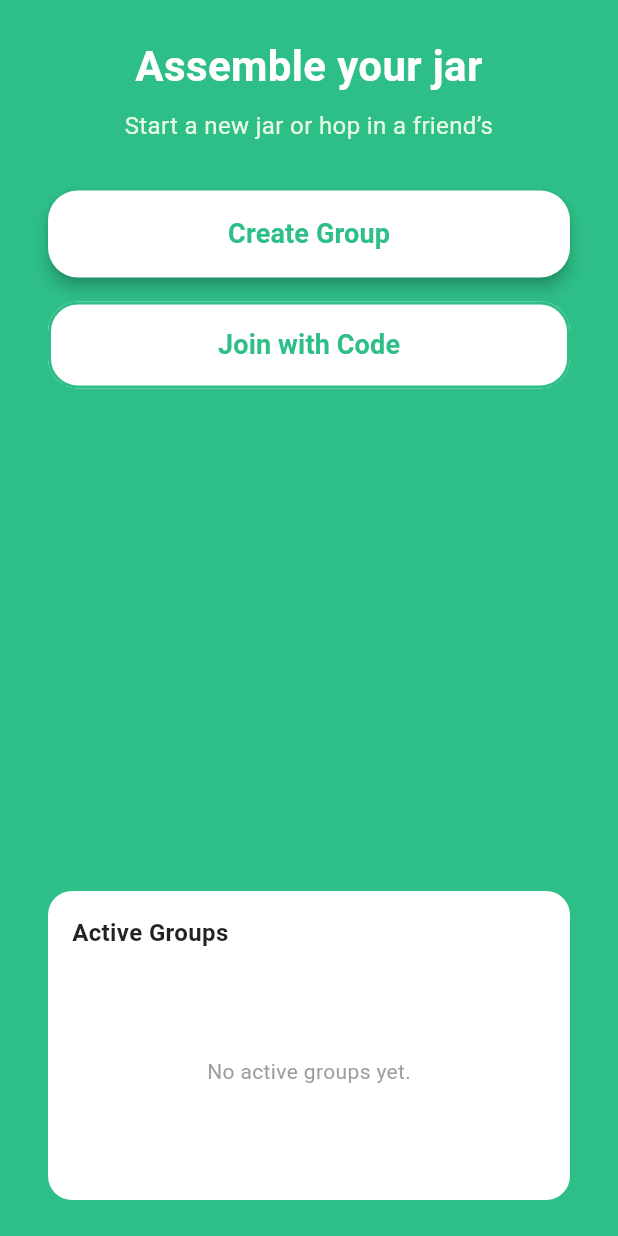
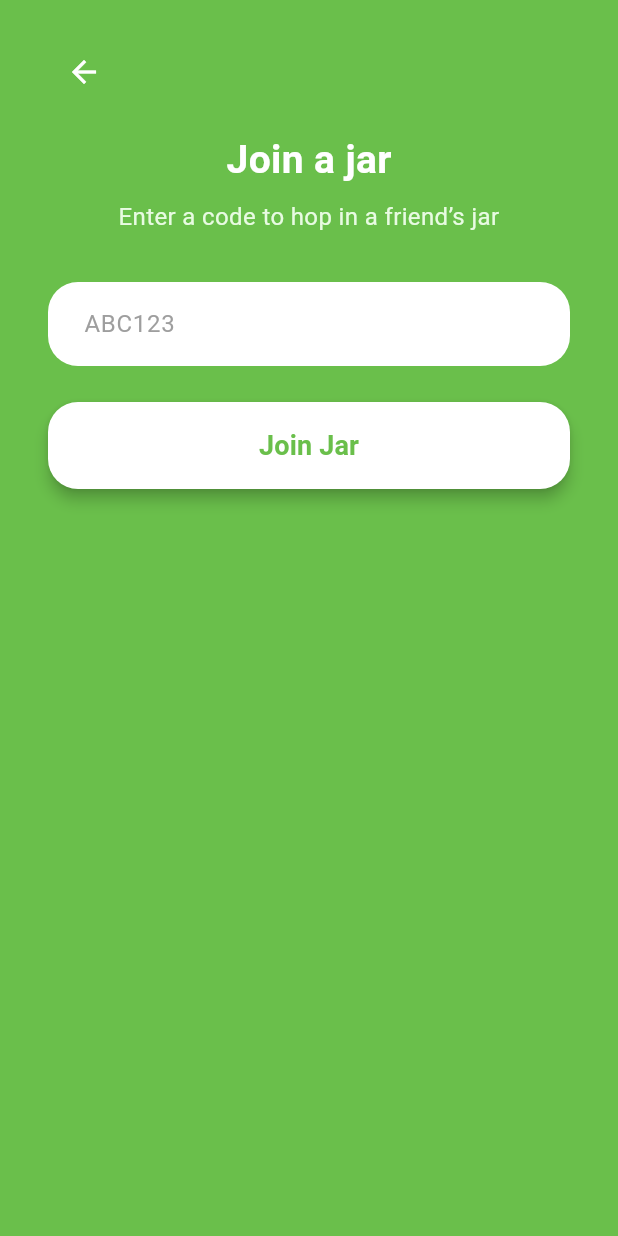
Before and after one commit to ColdBlitz101/picklnairted, a Flutter app: the GroupScreen screen opened directly, after a tap on "Join with Code", on a phone screen of 412 x 824 dp. Run offline on Flutter 3.47's test engine with Material 3 defaults, Android fonts, the light colour scheme and no system bars.

Commit message:
joinGroupScreen1.0

```diff
--- a/lib/screens/group_screen.dart
+++ b/lib/screens/group_screen.dart
@@ -1,5 +1,6 @@
 import 'package:flutter/material.dart';
 import 'create_group_screen.dart';
+import 'join_group_screen.dart';
 
 
 class GroupScreen extends StatelessWidget {
@@ -62,8 +63,11 @@ class GroupScreen extends StatelessWidget {
               const SizedBox(height: 16),
               ElevatedButton(
                 onPressed: () {
-                  // TODO: Navigate to Join with Code
-                },
+                  Navigator.push(context, MaterialPageRoute(builder: (context) => const JoinGroupScreen()),
+  );
+},
+
+
                 style: ElevatedButton.styleFrom(
                   backgroundColor: Colors.white,
                   foregroundColor: picklGreen,
--- /dev/null
+++ b/lib/screens/join_group_screen.dart
@@ -0,0 +1,115 @@
+import 'package:flutter/material.dart';
+
+class JoinGroupScreen extends StatefulWidget {
+  const JoinGroupScreen({Key? key}) : super(key: key);
+
+  @override
+  State<JoinGroupScreen> createState() => _JoinGroupScreenState();
+}
+
+class _JoinGroupScreenState extends State<JoinGroupScreen> {
+  final TextEditingController _codeController = TextEditingController();
+  static const Color picklGreen = Color(0xFF6ABF4B);
+
+  void _joinGroup() {
+    final code = _codeController.text.trim();
+    if (code.isEmpty) {
+      ScaffoldMessenger.of(context).showSnackBar(
+        const SnackBar(content: Text('Please enter a group code')),
+      );
+      return;
+    }
+
+    // TODO: Validate and navigate to group
+    ScaffoldMessenger.of(context).showSnackBar(
+      SnackBar(content: Text('Joining jar with code "$code"...')),
+    );
+  }
+
+  @override
+  Widget build(BuildContext context) {
+    return Scaffold(
+      backgroundColor: picklGreen,
+      body: SafeArea(
+        child: Padding(
+          padding: const EdgeInsets.symmetric(horizontal: 32.0, vertical: 24.0),
+          child: Column(
+            crossAxisAlignment: CrossAxisAlignment.start,
+            children: [
+              // Back button
+              IconButton(
+                icon: const Icon(Icons.arrow_back, color: Colors.white),
+                onPressed: () => Navigator.pop(context),
+              ),
+              const SizedBox(height: 16),
+
+              // Title
+              const Center(
+                child: Text(
+                  'Join a jar',
+                  style: TextStyle(
+                    fontSize: 26,
+                    fontWeight: FontWeight.bold,
+                    color: Colors.white,
+                  ),
+                ),
+              ),
+              const SizedBox(height: 8),
+
+              const Center(
+                child: Text(
+                  'Enter a code to hop in a friend’s jar',
+                  style: TextStyle(
+                    fontSize: 16,
+                    color: Color(0xFFE8FBE2),
+                  ),
+                  textAlign: TextAlign.center,
+                ),
+              ),
+              const SizedBox(height: 32),
+
+              // Input field
+              TextField(
+                controller: _codeController,
+                style: const TextStyle(color: Colors.black87),
+                decoration: InputDecoration(
+                  filled: true,
+                  fillColor: Colors.white,
+                  hintText: 'ABC123',
+                  hintStyle: const TextStyle(color: Colors.grey),
+                  border: OutlineInputBorder(
+                    borderRadius: BorderRadius.circular(20),
+                    borderSide: BorderSide.none,
+                  ),
+                  contentPadding: const EdgeInsets.symmetric(horizontal: 20, vertical: 16),
+                ),
+              ),
+              const SizedBox(height: 24),
+
+              // Join button
+              SizedBox(
+                width: double.infinity,
+                child: ElevatedButton(
+                  onPressed: _joinGroup,
+                  style: ElevatedButton.styleFrom(
+                    backgroundColor: Colors.white,
+                    foregroundColor: picklGreen,
+                    padding: const EdgeInsets.symmetric(vertical: 16),
+                    shape: RoundedRectangleBorder(
+                      borderRadius: BorderRadius.circular(20),
+                    ),
+                    elevation: 4,
+                  ),
+                  child: const Text(
+                    'Join Jar',
+                    style: TextStyle(fontSize: 18, fontWeight: FontWeight.w600),
+                  ),
+                ),
+              ),
+            ],
+          ),
+        ),
+      ),
+    );
+  }
+}
```
